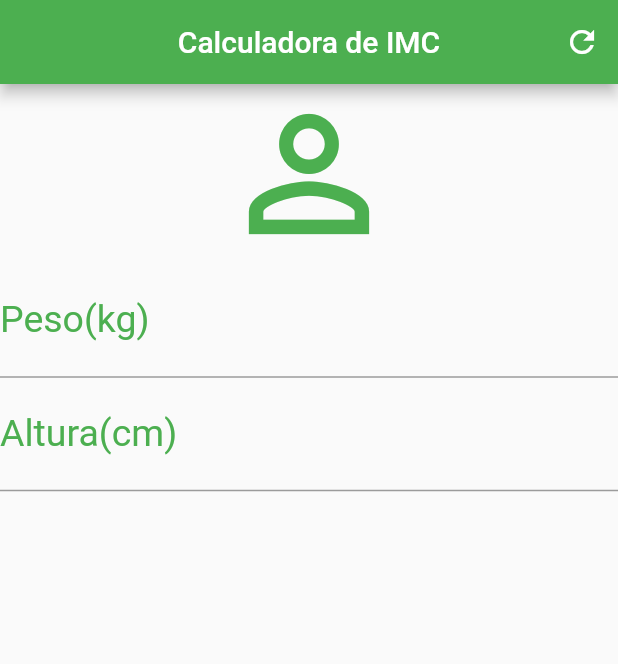
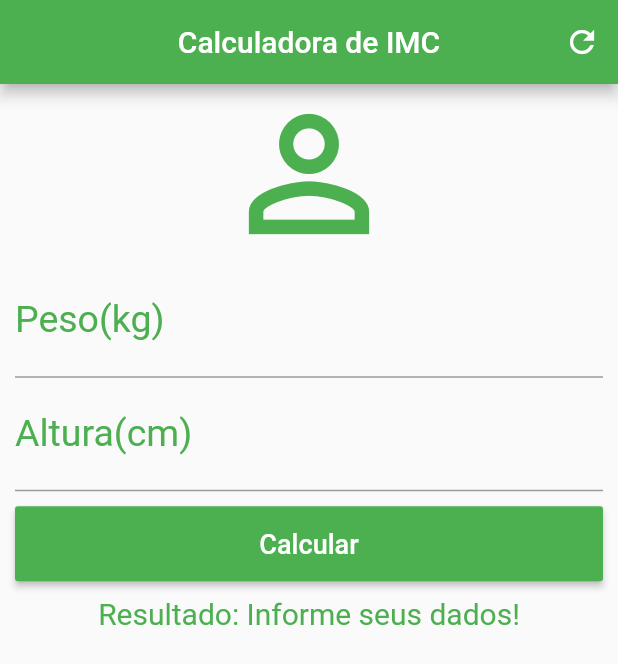
Before and after one commit to renatoassis01/flutter-apps, a Flutter app: the screen it shows after launch, on a phone screen of 412 x 824 dp. Shown: the top 664 px of the screen. Run offline on Flutter 3.47's test engine with Material 2 defaults, Android fonts, the phone set to English and light mode, and no system bars.

Commit message:
48. Controller e Cálculos && 49. Formulários e Validações

```diff
--- a/calculadora_imc/lib/main.dart
+++ b/calculadora_imc/lib/main.dart
@@ -10,6 +10,44 @@ class App extends StatefulWidget {
 }
 
 class _AppState extends State<App> {
+  TextEditingController _weightController = TextEditingController();
+  TextEditingController _heightController = TextEditingController();
+  String _infoResult = "Informe seus dados!";
+  GlobalKey<FormState> _formKey = GlobalKey<FormState>();
+
+  void _setInfoResult(String value) {
+    setState(() {
+      this._infoResult = value;
+    });
+  }
+
+  void _calculateIMC() {
+    double weight = double.tryParse(this._weightController.value.text);
+    double height = double.tryParse(this._heightController.value.text) / 100;
+    double imc = weight / (height * height);
+    if (imc < 18.6) {
+      _infoResult = "Abaixo do Peso (${imc.toStringAsPrecision(4)})";
+    } else if (imc >= 18.6 && imc < 24.9) {
+      _infoResult = "Peso Ideal (${imc.toStringAsPrecision(4)})";
+    } else if (imc >= 24.9 && imc < 29.9) {
+      _infoResult = "Levemente Acima do Peso (${imc.toStringAsPrecision(4)})";
+    } else if (imc >= 29.9 && imc < 34.9) {
+      _infoResult = "Obesidade Grau I (${imc.toStringAsPrecision(4)})";
+    } else if (imc >= 34.9 && imc < 39.9) {
+      _infoResult = "Obesidade Grau II (${imc.toStringAsPrecision(4)})";
+    } else if (imc >= 40) {
+      _infoResult = "Obesidade Grau III (${imc.toStringAsPrecision(4)})";
+    }
+    _setInfoResult(_infoResult);
+  }
+
+  void _reset() {
+    this._heightController.text = "";
+    this._weightController.text = "";
+    this._setInfoResult("Informe seus dados!");
+    _formKey = GlobalKey<FormState>();
+  }
+
   @override
   Widget build(BuildContext context) {
     return Scaffold(
@@ -18,10 +56,18 @@ class _AppState extends State<App> {
           centerTitle: true,
           backgroundColor: Colors.green,
           actions: <Widget>[
-          IconButton(icon: Icon(Icons.refresh), onPressed: () {})
+            IconButton(
+                icon: Icon(Icons.refresh),
+                onPressed: () {
+                  this._reset();
+                })
           ],
         ),
-      body: Column(
+        body: SingleChildScrollView(
+            padding: EdgeInsets.fromLTRB(10.0, 0.0, 10.0, 0.0),
+            child: Form(
+              key: _formKey,
+              child: Column(
                 crossAxisAlignment: CrossAxisAlignment.stretch,
                 children: <Widget>[
                   Icon(
@@ -29,24 +75,59 @@ class _AppState extends State<App> {
                     size: 120.0,
                     color: Colors.green,
                   ),
-          TextField(
+                  TextFormField(
+                    validator: (value) {
+                      if (value.isEmpty) return "Insira seus peso!";
+                    },
+                    controller: this._weightController,
                     style: TextStyle(color: Colors.green, fontSize: 25.0),
                     textAlign: TextAlign.center,
                     keyboardType: TextInputType.number,
                     decoration: InputDecoration(
                         labelText: "Peso(kg)",
-                labelStyle: TextStyle(color: Colors.green)),
+                        labelStyle: TextStyle(color: Colors.green),
+                        errorStyle: TextStyle(fontSize: 18.0)),
                   ),
-          TextField(
+                  TextFormField(
+                    validator: (value) {
+                      if (value.isEmpty) {
+                        return "Insira sua Altura!";
+                      }
+                    },
+                    controller: this._heightController,
                     style: TextStyle(color: Colors.green, fontSize: 25.0),
                     textAlign: TextAlign.center,
                     keyboardType: TextInputType.number,
                     decoration: InputDecoration(
                         labelText: "Altura(cm)",
-                labelStyle: TextStyle(color: Colors.green)),
+                        labelStyle: TextStyle(color: Colors.green),
+                        errorStyle: TextStyle(fontSize: 18.0)),
+                  ),
+                  Padding(
+                    padding: EdgeInsets.only(top: 10.0, bottom: 10.0),
+                    child: Container(
+                        height: 50.0,
+                        child: RaisedButton(
+                          onPressed: () {
+                            if (_formKey.currentState.validate()) {
+                              _calculateIMC();
+                            }
+                          },
+                          child: Text(
+                            "Calcular",
+                            style:
+                                TextStyle(color: Colors.white, fontSize: 18.0),
+                          ),
+                          color: Colors.green,
+                        )),
+                  ),
+                  Text(
+                    "Resultado: $_infoResult",
+                    textAlign: TextAlign.center,
+                    style: TextStyle(color: Colors.green, fontSize: 20.0),
                   )
                 ],
               ),
-    );
+            )));
   }
 }
```
Lines whose indentation alone changed are shown as unchanged.
